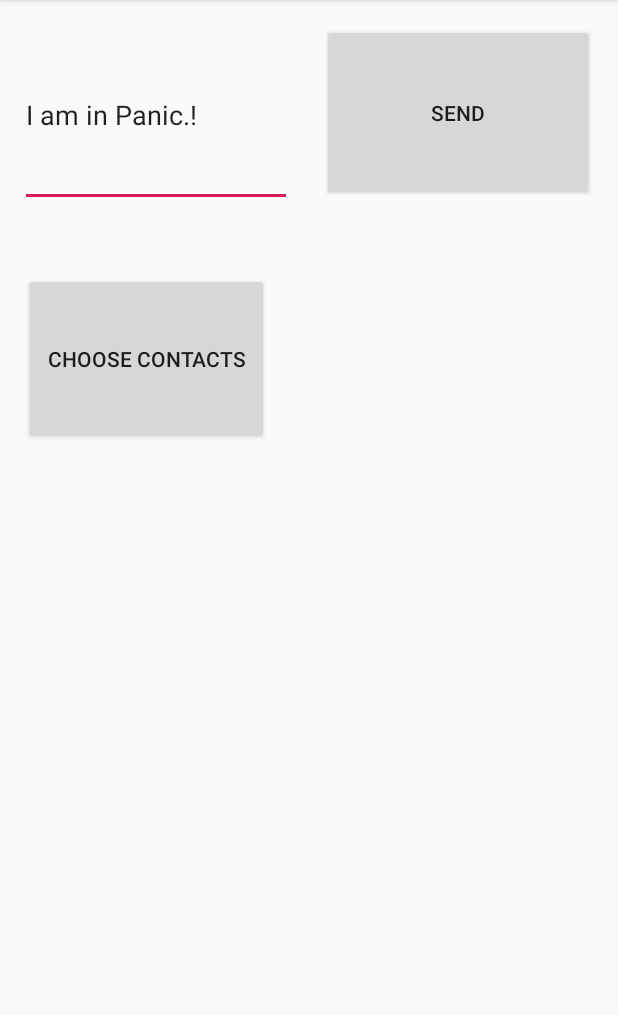
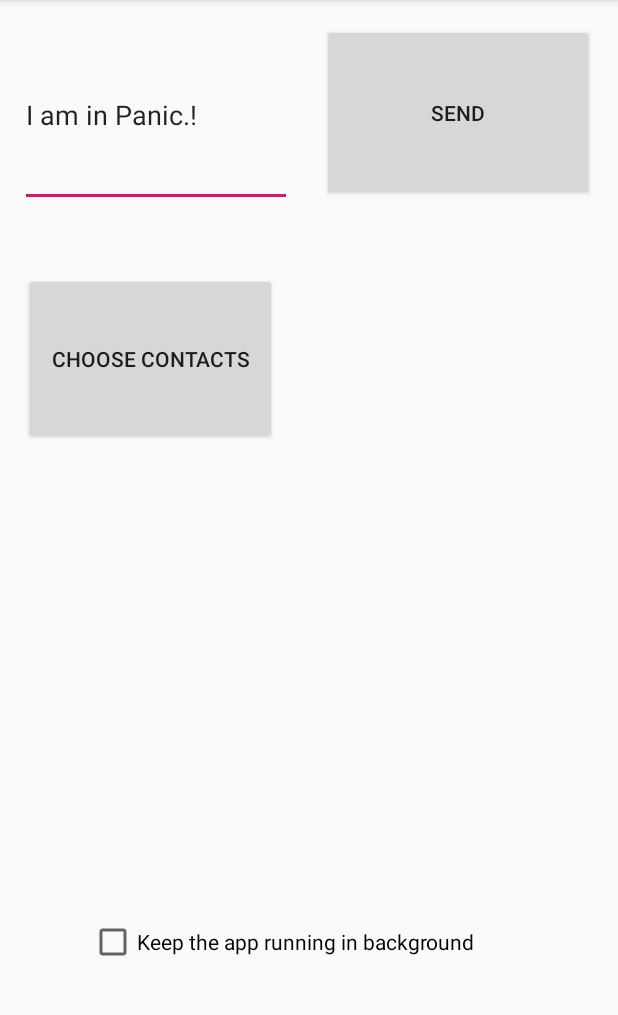
Before and after one commit to aadityap-mathworks/Android-Application-SecureMe, an Android app: the screen it shows after launch (MainActivity), on a phone screen of 412 x 824 dp, the part 84-1099 px from its top. Run offline under Robolectric (Android 15) with nearby library versions, the phone set to English and light mode, and no system bars.

Commit message:
added checkbox for background activity

```diff
--- a/MyApplication2/app/src/main/res/layout/activity_main.xml
+++ b/MyApplication2/app/src/main/res/layout/activity_main.xml
@@ -28,8 +28,8 @@
         android:layout_marginStart="16dp"
         android:layout_marginLeft="16dp"
         android:layout_marginTop="44dp"
-        android:layout_marginEnd="20dp"
-        android:layout_marginRight="20dp"
+        android:layout_marginEnd="9dp"
+        android:layout_marginRight="9dp"
         android:text="@string/button_choose_contacts"
         app:layout_constraintEnd_toStartOf="@+id/ContactTextView"
         app:layout_constraintStart_toStartOf="parent"
@@ -41,7 +41,7 @@
         android:layout_height="118dp"
         android:layout_marginStart="20dp"
         android:layout_marginLeft="20dp"
-        android:layout_marginTop="40dp"
+        android:layout_marginTop="44dp"
         android:layout_marginEnd="29dp"
         android:layout_marginRight="29dp"
         app:layout_constraintEnd_toEndOf="parent"
@@ -61,4 +61,19 @@
         app:layout_constraintEnd_toEndOf="parent"
         app:layout_constraintStart_toEndOf="@+id/panic_message"
         app:layout_constraintTop_toTopOf="parent" />
+
+    <CheckBox
+        android:id="@+id/checkBox"
+        android:layout_width="271dp"
+        android:layout_height="wrap_content"
+        android:layout_marginStart="49dp"
+        android:layout_marginLeft="49dp"
+        android:layout_marginEnd="81dp"
+        android:layout_marginRight="81dp"
+        android:layout_marginBottom="124dp"
+        android:text="Keep the app running in background"
+        app:layout_constraintBottom_toBottomOf="parent"
+        app:layout_constraintEnd_toEndOf="parent"
+        app:layout_constraintHorizontal_bias="1.0"
+        app:layout_constraintStart_toStartOf="parent" />
 </android.support.constraint.ConstraintLayout>
```
